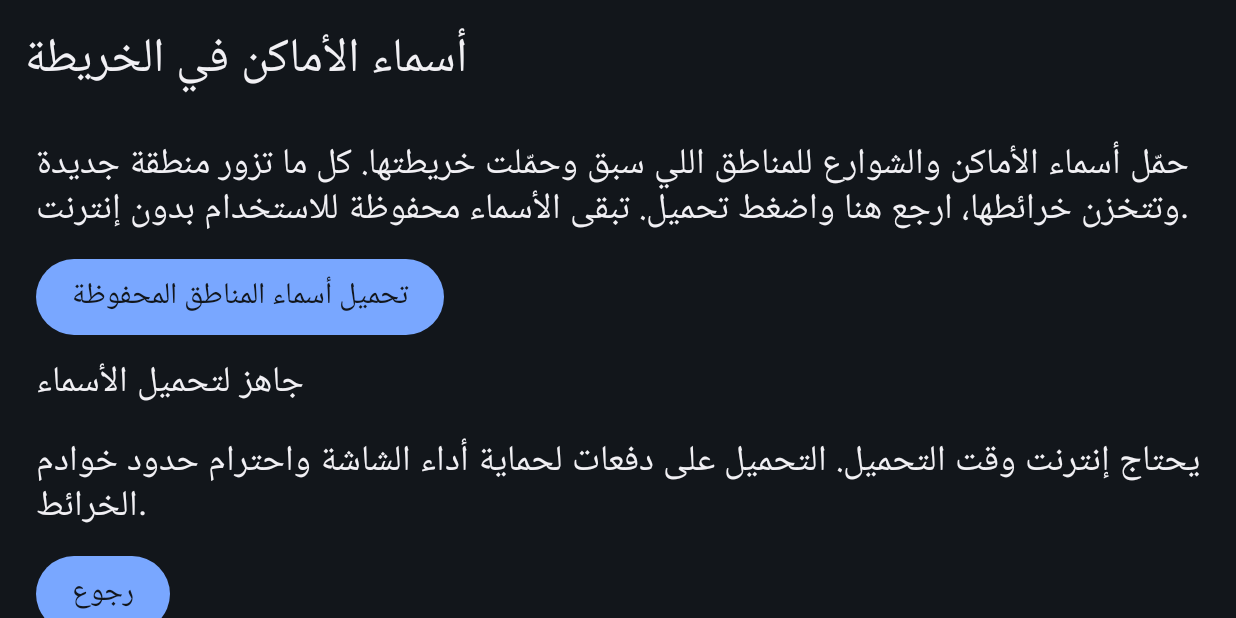
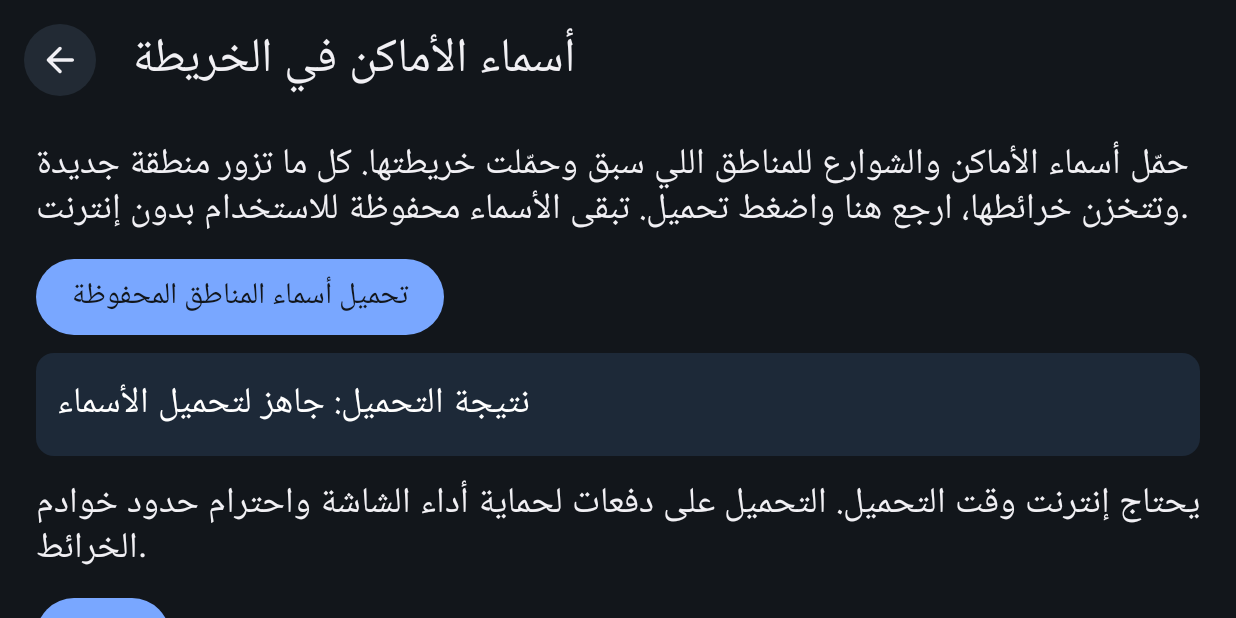
Before and after one commit to wu3x/rouh-auto, an Android app built with Jetpack Compose: the composable MapNamesScreen shown on its own in the app's theme, on a phone screen of 824 x 412 dp (held sideways). Run offline under Robolectric (Android 15) with nearby library versions, the phone set to English and light mode, and no system bars.

Commit message:
fix(settings): accessible back navigation and high-contrast operation feedback

```diff
--- a/app/src/main/java/org/wpfy/carlauncher/feature/settings/MapNamesScreen.kt
+++ b/app/src/main/java/org/wpfy/carlauncher/feature/settings/MapNamesScreen.kt
@@ -19,6 +19,10 @@ import androidx.compose.ui.platform.LocalContext
 import androidx.compose.ui.unit.dp
 import kotlinx.coroutines.launch
 import org.wpfy.carlauncher.design.component.CarHeader
+import org.wpfy.carlauncher.design.component.CarIconButton
+import androidx.compose.material.icons.Icons
+import androidx.compose.material.icons.automirrored.rounded.ArrowBack
+import androidx.compose.ui.graphics.Color
 import org.wpfy.carlauncher.feature.map.ArabicMapLabels
 
 @Composable
@@ -29,7 +33,7 @@ internal fun MapNamesScreen(onBack: () -> Unit) {
     val progress by ArabicMapLabels.downloadProgress.collectAsState()
     val status by ArabicMapLabels.downloadStatus.collectAsState()
     Column(modifier = Modifier.fillMaxSize(), verticalArrangement = Arrangement.spacedBy(10.dp)) {
-        CarHeader(title = "أسماء الأماكن في الخريطة")
+        CarHeader(title = "أسماء الأماكن في الخريطة", leading = { CarIconButton(icon = Icons.AutoMirrored.Rounded.ArrowBack, contentDescription = "رجوع", onClick = onBack) })
         Column(modifier = Modifier.weight(1f).verticalScroll(rememberScrollState()).padding(horizontal = 24.dp),
             verticalArrangement = Arrangement.spacedBy(12.dp)) {
             Text("حمّل أسماء الأماكن والشوارع للمناطق اللي سبق وحمّلت خريطتها. كل ما تزور منطقة جديدة وتتخزن خرائطها، ارجع هنا واضغط تحميل. تبقى الأسماء محفوظة للاستخدام بدون إنترنت.")
@@ -37,7 +41,9 @@ internal fun MapNamesScreen(onBack: () -> Unit) {
                 scope.launch { ArabicMapLabels.downloadForCachedMap(context, null, null) }
             }) { Text(if (busy) "جارٍ تحميل الأسماء..." else "تحميل أسماء المناطق المحفوظة") }
             if (busy) LinearProgressIndicator(progress = { progress }, modifier = Modifier.fillMaxWidth())
-            Text(status)
+            androidx.compose.material3.Surface(color = Color(0xFF1D2938), shape = androidx.compose.foundation.shape.RoundedCornerShape(12.dp)) {
+                Text(if (busy) "جارٍ التحميل: ${(progress * 100).toInt()}% — $status" else "نتيجة التحميل: $status", modifier = Modifier.fillMaxWidth().padding(14.dp), color = Color.White)
+            }
             Text("يحتاج إنترنت وقت التحميل. التحميل على دفعات لحماية أداء الشاشة واحترام حدود خوادم الخرائط.")
             Button(onClick = onBack) { Text("رجوع") }
         }
```
